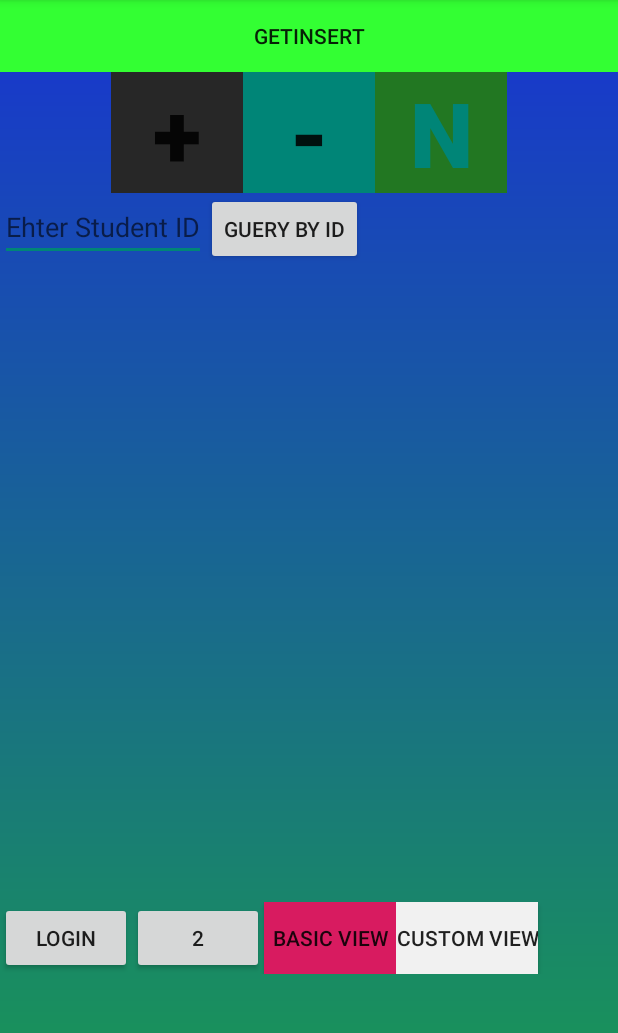
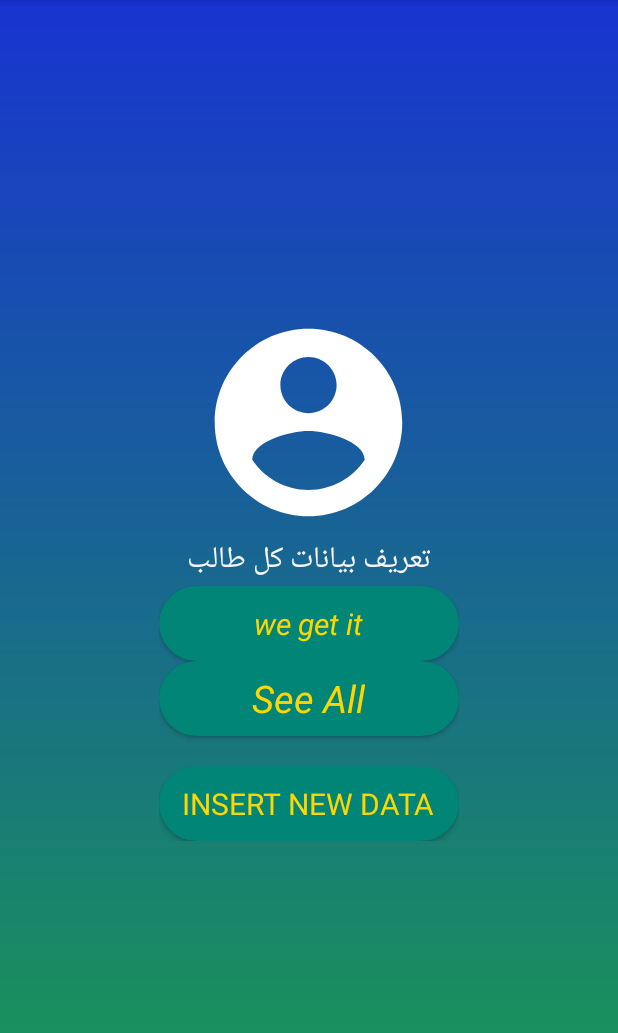
Before and after one commit to kLerArt/StudentList_kLer_00011, an Android app: the screen it shows after launch (MainActivity), on a phone screen of 412 x 824 dp, the part 84-1117 px from its top. Run offline under Robolectric (Android 15) with nearby library versions, the phone set to English and light mode, and no system bars.

Commit message:
this now Locking For Insert A new Data
Signed-off-by: kLer D.Art <luffy.zoro77@gmail.com>

```diff
--- a/app/src/main/java/programable/android/klerart/showuseronrecyclerview/MainActivity.java
+++ b/app/src/main/java/programable/android/klerart/showuseronrecyclerview/MainActivity.java
@@ -1,23 +1,32 @@
 package programable.android.klerart.showuseronrecyclerview;
 
 import androidx.appcompat.app.AppCompatActivity;
+import androidx.recyclerview.widget.RecyclerView;
+
+
+
+import android.view.Gravity;
+import android.widget.Toast;
 import androidx.recyclerview.widget.LinearLayoutManager;
-import androidx.recyclerview.widget.RecyclerView;
+import programable.android.klerart.showuseronrecyclerview.kLerTry.LogInActivity;
+import programable.android.klerart.showuseronrecyclerview.Food.MyInsertData;
+import programable.android.klerart.showuseronrecyclerview.kLerTry.ExtraActivity;
+
+
 
 import android.content.Intent;
 import android.os.Bundle;
-import android.view.Gravity;
+
 import android.view.View;
 import android.widget.Button;
 import android.widget.EditText;
-import android.widget.Toast;
+
 
 import programable.android.klerart.showuseronrecyclerview.Database.Database;
 import programable.android.klerart.showuseronrecyclerview.MyAdapter.SearchAdapter;
-import programable.android.klerart.showuseronrecyclerview.kLerTry.ExtraActivity;
+
 import programable.android.klerart.showuseronrecyclerview.kLerTry.InsertDataActivityOrginal_kLer;
-import programable.android.klerart.showuseronrecyclerview.kLerTry.LogInActivity;
-import programable.android.klerart.showuseronrecyclerview.Food.MyInsertData;
+
 import programable.android.klerart.showuseronrecyclerview.kLerTry.SearchViewCustom;
 
 
@@ -26,6 +35,8 @@ import programable.android.klerart.showuseronrecyclerview.kLerTry.SearchViewCust
 //
 public class MainActivity extends AppCompatActivity {
 
+
+    //remove it the gray one
     Database database;
     EditText StudentID;
 
@@ -41,123 +52,25 @@ public class MainActivity extends AppCompatActivity {
         setContentView(R.layout.activity_main);
 
 
-
-        StudentID=findViewById(R.id.StudentID);
-
-        QueryID=findViewById(R.id.QueryID);
-
-       /* QueryID.setOnClickListener(new View.OnClickListener() {
-            @Override
-            public void onClick(View view) {
-                String IDStudent=StudentID.getText().toString();
-                Intent intent=new Intent(MainActivity.this,UseStudentInfo.class);
-                intent.putExtra("ID",IDStudent);
-                startActivity(intent);
-            }
-        });*/
-        newActivity=findViewById(R.id.newActivity);
-
-        newActivity.setOnClickListener(new View.OnClickListener() {
-            @Override
-            public void onClick(View view) {
-                startActivity(new Intent(MainActivity.this, ExtraActivity.class));
-            }
-        });
-        InsertActivity=findViewById(R.id.InsertActivity);
-        InsertActivity.setOnClickListener(new View.OnClickListener() {
-            @Override
-            public void onClick(View view) {
-                startActivity(new Intent(MainActivity.this, MyInsertData.class));
-            }
-        });
-        button=findViewById(R.id.LogInForum);
-        button.setOnClickListener(new View.OnClickListener() {
-            @Override
-            public void onClick(View view) {
-               startActivity(new Intent(MainActivity.this, LogInActivity.class));
-
-
-                //Uri uri=Da;
-              //  InputStream inputStream=getContentResolver().openInputStream();
-
-
-            }
-        });
-
-        UpDataRow=findViewById(R.id.UpDataRow);
-
-        UpDataRow.setOnClickListener(new View.OnClickListener() {
-            @Override
-            public void onClick(View view) {
-
-              Toast toast=  Toast.makeText(getApplicationContext(),"Position Center",Toast.LENGTH_LONG);
-              toast.setGravity(Gravity.CENTER,0,0);
-              toast.show();
-
-
-            }
-        });
-        BasicVBtn=findViewById(R.id.BasicVBtn);
-        BasicVBtn.setOnClickListener(new View.OnClickListener() {
-            @Override
-            public void onClick(View view) {
-                startActivity(new Intent(MainActivity.this,BasicView.class));
-            }
-        });
-        BtnView2Department=findViewById(R.id.BtnView2Department);
-
-        BtnView2Department.setOnClickListener(new View.OnClickListener() {
-            @Override
-            public void onClick(View view) {
-                startActivity(new Intent(MainActivity.this,Main2Activity.class));
-            }
-        });
-
-
-        database=new Database(this);
-
-        recyclerView=findViewById(R.id.MyRecyleView);
-
-        adapter=new SearchAdapter(this,database.getAStudentBayg());
-
-        layoutManager=new LinearLayoutManager(this);
-        recyclerView.setLayoutManager(layoutManager);
-        recyclerView.setHasFixedSize(true);
-        recyclerView.setAdapter(adapter);
-
-
-        ////////////////////////////////////////////////////////////
-
-        otherBtn=findViewById(R.id.OtherBtn);
-        OtherBtnEx=findViewById(R.id.OtherBtnEx);
-
-
-        OtherBtnEx.setOnClickListener(new View.OnClickListener() {
-            @Override
-            public void onClick(View view)
-            {
-                startActivity(new Intent(MainActivity.this, InsertDataActivityOrginal_kLer.class));
-
-            }
-        });
-        otherBtn.setOnClickListener(new View.OnClickListener() {
-            @Override
-            public void onClick(View view) {
-                startActivity(new Intent(MainActivity.this, SearchViewCustom.class));
-            }
-        });
+    }
 
 
 
-//        recyclerView.addOnItemTouchListener();
-        //recyclerView.setOnFlingListener(new AdapterView.AdapterContextMenuInfo(int ));
+    public void InsertActivity(View view){
+        startActivity(new Intent(MainActivity.this, InsertDataActivityOrginal_kLer.class));
+
     }
 
+
+        public void mrActivity(View view){
+        startActivity(new Intent(MainActivity.this, SearchViewCustom.class));
+
+
+    }
     public void NewActivity(View view){
 
         Intent intent=new Intent(this,InsertANewData.class);
 
-        intent.putExtra("heloo",StudentID.getText().toString());
         startActivity(intent);
     }
 
--- a/app/src/main/res/drawable/myback_ground.xml
+++ b/app/src/main/res/drawable/myback_ground.xml
@@ -2,8 +2,8 @@
 <shape xmlns:tools="http://schemas.android.com/tools" xmlns:android="http://schemas.android.com/apk/res/android">
 
     <gradient android:centerColor="@color/cardview_shadow_start_color"
-        android:startColor="#11D861"
-        android:endColor="#C45454"
+        android:startColor="#80304FFE"
+        android:endColor="#74304FFE"
         android:angle="90"
         />
 
--- a/app/src/main/res/layout/activity_insert_data_orginal_k_ler.xml
+++ b/app/src/main/res/layout/activity_insert_data_orginal_k_ler.xml
@@ -8,6 +8,7 @@
     android:orientation="vertical"
     android:gravity="center"
     tools:context=".kLerTry.InsertDataActivityOrginal_kLer">
+
 
     <EditText
         android:id="@+id/edtName"
@@ -83,6 +84,7 @@
         android:layout_height="wrap_content" />
 
    <LinearLayout
+       android:gravity="center"
        android:orientation="horizontal"
        android:layout_width="match_parent"
        android:layout_height="wrap_content">
--- a/app/src/main/res/layout/activity_main.xml
+++ b/app/src/main/res/layout/activity_main.xml
@@ -6,156 +6,130 @@
     xmlns:tools="http://schemas.android.com/tools"
     android:layout_width="match_parent"
     android:layout_height="match_parent"
+
     android:background="@drawable/background_green"
     tools:context=".MainActivity">
 
+    <ScrollView
+        android:layout_width="match_parent"
+        android:layout_height="match_parent">
+
+        <LinearLayout
+            android:gravity="center"
+            android:layout_gravity="center"
+            android:orientation="vertical"
+            android:layout_width="wrap_content"
+            android:layout_height="wrap_content">
+
+            <ImageView
+                android:layout_width="150dp"
+                android:layout_height="150dp"
+                android:src="@drawable/ic_action_person"
+                />
+
+            <TextView
+                android:textColor="#FAF6F6"
+                android:textSize="20dp"
+                android:layout_width="wrap_content"
+                android:layout_height="wrap_content"
+                android:text="تعريف بيانات كل طالب"
+                />
+
+            <androidx.cardview.widget.CardView
+                android:onClick="NewActivity"
+                android:textDirection="locale"
+                app:cardBackgroundColor="@color/colorPrimary"
+                android:layout_height="50dp"
+                android:layout_width="200dp"
+                app:cardCornerRadius="40dp"
+                >
+
+                <LinearLayout
+                    android:layout_gravity="center"
+                    android:layout_width="wrap_content"
+                    android:layout_height="wrap_content">
+
+                    <TextView
+                        android:textStyle="italic"
+                        android:textSize="20dp"
+                        android:textColor="#FFD600"
+                        android:layout_width="wrap_content"
+                        android:layout_height="wrap_content"
+                        android:text="we get it"
+                        />
+                </LinearLayout>
+            </androidx.cardview.widget.CardView>
 
 
-    <LinearLayout
-        android:orientation="vertical"
-        android:layout_width="match_parent"
-        android:layout_height="wrap_content">
+            <androidx.cardview.widget.CardView
+                android:onClick="mrActivity"
+                android:textDirection="locale"
+                app:cardBackgroundColor="@color/colorPrimary"
+                android:layout_height="50dp"
+                android:layout_width="200dp"
+                app:cardCornerRadius="40dp"
 
-    <LinearLayout
-    android:layout_width="wrap_content"
-    android:layout_height="wrap_content"
-        android:orientation="vertical"
-        >
+                >
 
+                <LinearLayout
+                    android:layout_gravity="center"
+                    android:layout_width="wrap_content"
+                    android:layout_height="wrap_content">
 
-    </LinearLayout>
-    <LinearLayout
-    android:orientation="vertical"
-    android:layout_width="match_parent"
-    android:layout_height="wrap_content">
+                    <TextView
+                        android:textColor="#FFD600"
+                        android:textSize="25dp"
+                        android:textStyle="italic"
+                        android:layout_width="wrap_content"
+                        android:layout_height="wrap_content"
+                        android:text="See All"
+                        />
+                </LinearLayout>
+            </androidx.cardview.widget.CardView>
+            <androidx.cardview.widget.CardView
+                android:layout_marginTop="20dp"
+                android:onClick="InsertActivity"
+                android:textDirection="locale"
+                app:cardBackgroundColor="@color/colorPrimary"
+                android:layout_height="50dp"
+                android:layout_width="200dp"
+                app:cardCornerRadius="40dp"
 
-        <Button
-            android:text="GetInsert"
-            android:background="#f3f3"
-            android:id="@+id/OtherBtnEx"
-            android:layout_width="match_parent"
-            android:layout_height="match_parent" />\
+                android:gravity="center"
+
+                >
+
+                <LinearLayout
+                    android:layout_gravity="center"
+                    android:layout_width="wrap_content"
+                    android:layout_height="wrap_content">
+
+                    <TextView
+
+                        android:textColor="#FFD600"
+                        android:textSize="20dp"
+                        android:layout_width="wrap_content"
+                        android:layout_height="wrap_content"
+                        android:text="INSERT NEW DATA"
+                        />
+                </LinearLayout>
+            </androidx.cardview.widget.CardView>
 
 
 
 
-</LinearLayout>
-        <LinearLayout
-            android:layout_gravity="center"
-            android:orientation="horizontal"
-            android:layout_width="wrap_content"
-            android:layout_height="wrap_content">
-            <Button
-                android:background="#272727"
-                android:text="+"
-                android:id="@+id/InsertActivity"
-                android:layout_width="wrap_content"
-                android:layout_height="wrap_content"
-                android:textSize="60dp"
-                android:textStyle="bold"/>
-            <Button
-                android:background="@color/colorPrimary"
-                android:text="-"
-                android:id="@+id/UpDataRow"
-                android:layout_width="wrap_content"
-                android:layout_height="wrap_content"
-                android:textSize="60dp"
-                android:textStyle="bold"/>
-            <Button
-                android:background="#272"
-                android:text="N"
-                android:textColor="@color/colorPrimary"
-                android:id="@+id/newActivity"
-                android:layout_width="wrap_content"
-                android:layout_height="wrap_content"
-                android:textSize="60dp"
-                android:textStyle="bold"/>
 
 
         </LinearLayout>
 
-        <LinearLayout
-            android:orientation="horizontal"
-            android:layout_width="match_parent"
-            android:layout_height="wrap_content">
-            <EditText
-                android:id="@+id/StudentID"
-                android:hint="Ehter Student ID"
-                android:layout_width="wrap_content"
-                android:layout_height="wrap_content" />
-            <Button
-                android:id="@+id/QueryID"
-                android:text="Guery By Id"
-                android:onClick="NewActivity"
-                android:layout_width="wrap_content"
-                android:layout_height="wrap_content" />
-        </LinearLayout>
 
 
-    <LinearLayout
-        app:layout_constraintVertical_weight="2"
-        android:layout_width="wrap_content"
-        android:layout_height="wrap_content">
-
-        <androidx.recyclerview.widget.RecyclerView
-            android:id="@+id/MyRecyleView"
-            android:layout_width="395dp"
-            android:layout_height="237dp"
-            android:layout_marginStart="8dp"
-            android:layout_marginTop="179dp"
-            android:layout_marginEnd="8dp"
-            android:layout_marginBottom="8dp"
-            app:layout_constraintBottom_toBottomOf="parent"
-            app:layout_constraintEnd_toEndOf="parent"
-            app:layout_constraintStart_toStartOf="parent"
-            />
 
 
-    </LinearLayout>
 
 
-        <LinearLayout
-            android:layout_width="match_parent"
-            android:layout_height="wrap_content"
-            android:orientation="horizontal"
-            >
 
-            <Button
-                android:id="@+id/LogInForum"
-                android:layout_width="wrap_content"
-                android:layout_height="wrap_content"
-                android:text="LogIN"
-                app:layout_constraintStart_toStartOf="parent" />
-
-            <Button
-                android:id="@+id/BtnView2Department"
-                android:layout_width="wrap_content"
-                android:layout_height="wrap_content"
-                android:text="2"
-                app:layout_constraintStart_toStartOf="parent"
-                tools:layout_editor_absoluteY="91dp" />
-
-            <Button
-                android:background="@color/colorAccent"
-                android:id="@+id/BasicVBtn"
-                android:layout_width="wrap_content"
-                android:layout_height="wrap_content"
-                android:text="Basic View"
-                tools:layout_editor_absoluteX="128dp"
-                tools:layout_editor_absoluteY="208dp" />
-            <Button
-                android:background="#f1f1f1"
-                android:id="@+id/OtherBtn"
-                android:layout_width="wrap_content"
-                android:layout_height="wrap_content"
-                android:text="Custom View"
-                tools:layout_editor_absoluteX="128dp"
-                tools:layout_editor_absoluteY="208dp" />
-
-
-        </LinearLayout>
-
-    </LinearLayout>
+    </ScrollView>
 
 
 </androidx.constraintlayout.widget.ConstraintLayout>
--- a/app/src/main/res/layout/activity_search_view_custom.xml
+++ b/app/src/main/res/layout/activity_search_view_custom.xml
@@ -5,10 +5,16 @@
     android:layout_width="match_parent"
     android:layout_height="match_parent"
     android:orientation="vertical"
+
+    android:background="@drawable/background_green_x"
     tools:context=".kLerTry.SearchViewCustom">
 
 
     <SearchView
+        android:textColor="#BDB8A0"
+
+
+        android:textDirection="firstStrongRtl"
         android:id="@+id/SearchBtn"
         android:layout_width="match_parent"
         android:layout_height="wrap_content" />
--- a/app/src/main/res/layout/activity_user_info.xml
+++ b/app/src/main/res/layout/activity_user_info.xml
@@ -6,6 +6,7 @@
     android:layout_height="match_parent"
     android:orientation="vertical"
     tools:context=".UseStudentInfo"
+    android:background="@drawable/my_one"
     android:gravity="center">
 
     <ImageView
--- a/app/src/main/res/layout/my.xml
+++ b/app/src/main/res/layout/my.xml
@@ -2,6 +2,7 @@
 <androidx.cardview.widget.CardView
     xmlns:android="http://schemas.android.com/apk/res/android"
     xmlns:app="http://schemas.android.com/apk/res-auto"
+
 
 
 
@@ -12,6 +13,7 @@
 
     <LinearLayout
 
+        android:background="@drawable/my_gray_one_this"
         android:orientation="horizontal"
         android:layout_margin="4dp"
         android:layout_width="match_parent"
--- a/app/src/main/res/values/colors.xml
+++ b/app/src/main/res/values/colors.xml
@@ -1,6 +1,6 @@
 <?xml version="1.0" encoding="utf-8"?>
 <resources>
     <color name="colorPrimary">#008577</color>
-    <color name="colorPrimaryDark">#00574B</color>
+    <color name="colorPrimaryDark">#000</color>
     <color name="colorAccent">#D81B60</color>
 </resources>
```
Also changed, not shown: app/src/main/java/programable/android/klerart/showuseronrecyclerview/Database/Database.java (+71 -0 lines), app/src/main/java/programable/android/klerart/showuseronrecyclerview/InsertANewData.java (+10 -1 lines), app/src/main/res/drawable/background_green_x.xml (added, +13 -0 lines), app/src/main/res/drawable/my_gray_one_this.xml (added, +9 -0 lines), app/src/main/res/drawable/my_one.xml (added, +9 -0 lines), app/src/main/res/drawable/myback_ground_hot_color.xml (added, +13 -0 lines), app/src/main/res/layout/activity_insert_anew_data.xml (+10 -10 lines).
